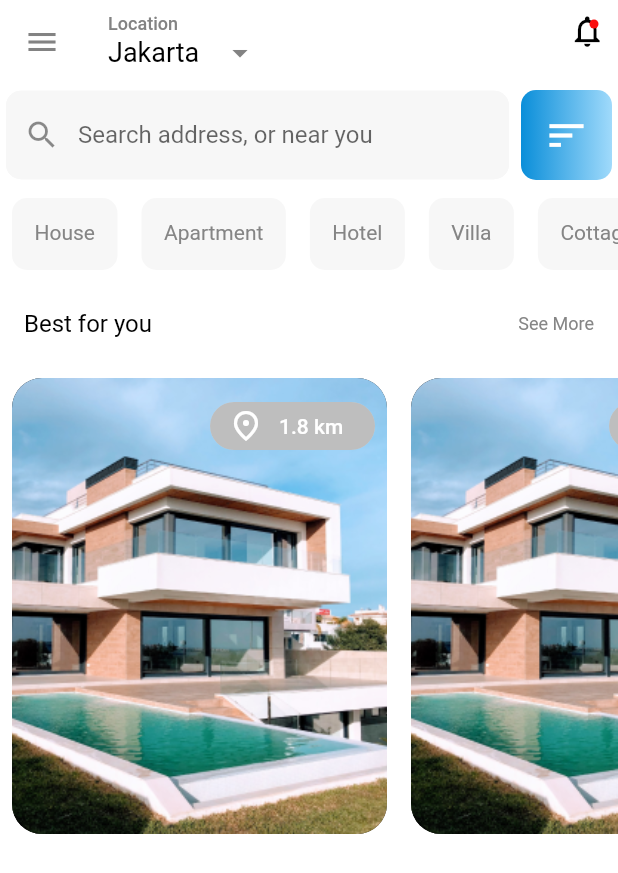
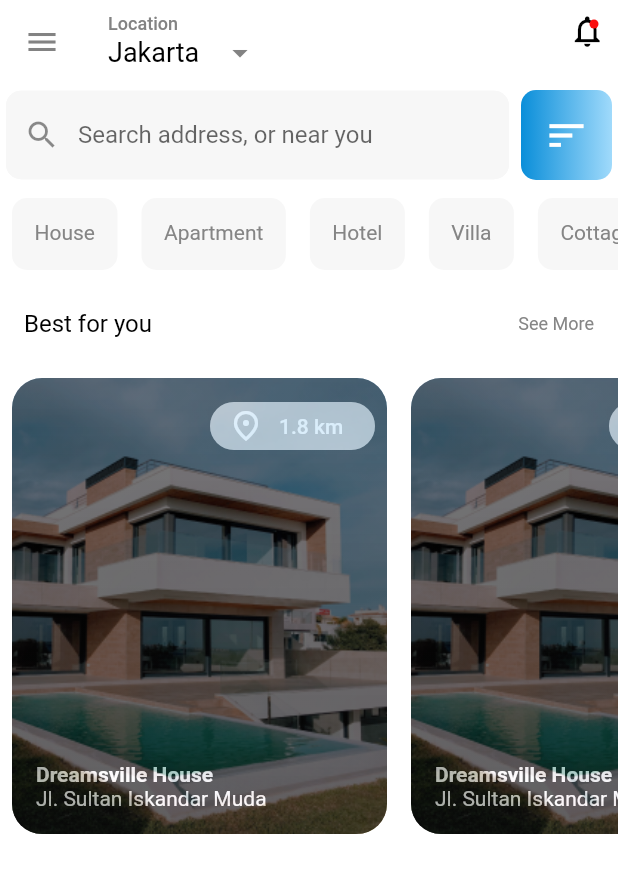
Before and after one commit to eslamelezaby98/rent_app, a Flutter app: the screen it shows after launch, on a phone screen of 412 x 824 dp. Shown: the top 873 px of the screen. Run offline on Flutter 3.47's test engine with Material 2 defaults, Android fonts, the phone set to English and light mode, and no system bars; Roboto replaces fonts that are missing (Raleway).

Commit message:
best for you

```diff
--- /dev/null
+++ b/lib/view/home/best_from_you_widget.dart
@@ -0,0 +1,127 @@
+import 'package:flutter/material.dart';
+import 'package:rent_app/config/app_theme/app_color.dart';
+
+class NearFromYouWidget extends StatelessWidget {
+  const NearFromYouWidget({super.key});
+
+  @override
+  Widget build(BuildContext context) {
+    return Column(
+      children: [
+        ListTile(
+          title: Text(
+            "Best for you",
+            style: TextStyle(
+              color: AppColor.black,
+              fontSize: 16,
+            ),
+          ),
+          trailing: Text(
+            "See More",
+            style: TextStyle(
+              color: AppColor.textColor,
+              fontSize: 12,
+            ),
+          ),
+        ),
+        SizedBox(
+          height: 320,
+          child: ListView.builder(
+            itemCount: 100,
+            scrollDirection: Axis.horizontal,
+            itemBuilder: (context, index) {
+              return Padding(
+                padding: const EdgeInsets.all(8.0),
+                child: Container(
+                  height: 320,
+                  width: 250,
+                  decoration: BoxDecoration(
+                    borderRadius: BorderRadius.circular(20),
+                    image: const DecorationImage(
+                      fit: BoxFit.cover,
+                      image: AssetImage(
+                        "assets/images/build.png",
+                      ),
+                    ),
+                  ),
+                  child: Opacity(
+                    opacity: 0.65,
+                    child: Container(
+                      decoration: BoxDecoration(
+                        borderRadius: BorderRadius.circular(20),
+                        gradient: LinearGradient(
+                          colors: [
+                            const Color(0xff000000).withOpacity(0.80),
+                            const Color(0xff0D0D0D),
+                          ],
+                          begin: Alignment.topCenter,
+                          end: Alignment.bottomCenter,
+                        ),
+                      ),
+                      child: Padding(
+                        padding: const EdgeInsets.all(8.0),
+                        child: Column(
+                          crossAxisAlignment: CrossAxisAlignment.end,
+                          mainAxisAlignment: MainAxisAlignment.spaceBetween,
+                          children: [
+                            SizedBox(
+                              width: 110,
+                              child: Chip(
+                                backgroundColor:
+                                    const Color(0xff000000).withOpacity(0.24),
+                                label: Row(
+                                  children: [
+                                    Icon(
+                                      Icons.place_outlined,
+                                      color: AppColor.white,
+                                    ),
+                                    const SizedBox(width: 10),
+                                    Text(
+                                      "1.8 km",
+                                      style: TextStyle(
+                                        color: AppColor.white,
+                                      ),
+                                    ),
+                                  ],
+                                ),
+                              ),
+                            ),
+                            Padding(
+                              padding: const EdgeInsets.all(8.0),
+                              child: Align(
+                                alignment: Alignment.topLeft,
+                                child: Column(
+                                  crossAxisAlignment: CrossAxisAlignment.start,
+                                  mainAxisAlignment: MainAxisAlignment.start,
+                                  children: [
+                                    Text(
+                                      "Dreamsville House",
+                                      style: TextStyle(
+                                        fontWeight: FontWeight.bold,
+                                        color: AppColor.white,
+                                      ),
+                                    ),
+                                    Text(
+                                      "Jl. Sultan Iskandar Muda",
+                                      style: TextStyle(
+                                        color: AppColor.white,
+                                      ),
+                                    ),
+                                  ],
+                                ),
+                              ),
+                            ),
+                          ],
+                        ),
+                      ),
+                    ),
+                  ),
+                ),
+              );
+            },
+          ),
+        )
+      ],
+    );
+  }
+}
--- a/lib/view/home/home_screen.dart
+++ b/lib/view/home/home_screen.dart
@@ -2,7 +2,7 @@ import 'package:flutter/material.dart';
 import 'package:rent_app/config/app_theme/app_color.dart';
 import 'package:rent_app/view/home/app_bar_widget.dart';
 import 'package:rent_app/view/home/building_typies_widget.dart';
-import 'package:rent_app/view/home/near_from_you_widget.dart';
+import 'package:rent_app/view/home/best_from_you_widget.dart';
 import 'package:rent_app/view/home/search_widget.dart';
 
 class HomeScreen extends StatelessWidget {
--- a/lib/view/home/near_from_you_widget.dart
+++ /dev/null
@@ -1,94 +0,0 @@
-import 'package:flutter/material.dart';
-import 'package:rent_app/config/app_theme/app_color.dart';
-
-class NearFromYouWidget extends StatelessWidget {
-  const NearFromYouWidget({super.key});
-
-  @override
-  Widget build(BuildContext context) {
-    return Column(
-      children: [
-        ListTile(
-          title: Text(
-            "Best for you",
-            style: TextStyle(
-              color: AppColor.black,
-              fontSize: 16,
-            ),
-          ),
-          trailing: Text(
-            "See More",
-            style: TextStyle(
-              color: AppColor.textColor,
-              fontSize: 12,
-            ),
-          ),
-        ),
-        SizedBox(
-          height: 320,
-          child: ListView.builder(
-            itemCount: 100,
-            scrollDirection: Axis.horizontal,
-            itemBuilder: (context, index) {
-              return Padding(
-                padding: const EdgeInsets.all(8.0),
-                child: Container(
-                  height: 320,
-                  width: 250,
-                  decoration: BoxDecoration(
-                    borderRadius: BorderRadius.circular(20),
-                    image: const DecorationImage(
-                      fit: BoxFit.cover,
-                      image: AssetImage(
-                        "assets/images/build.png",
-                      ),
-                    ),
-                    gradient: LinearGradient(
-                      colors: [
-                        const Color(0xff000000).withOpacity(0.80),
-                        const Color(0xff0D0D0D),
-                      ],
-                      begin: Alignment.bottomRight,
-                      end: Alignment.bottomLeft,
-                      tileMode: TileMode.mirror,
-                    ),
-                  ),
-                  child: Padding(
-                    padding: const EdgeInsets.all(8.0),
-                    child: Column(
-                      crossAxisAlignment: CrossAxisAlignment.end,
-                      children: [
-                        SizedBox(
-                          width: 110,
-                          child: Chip(
-                            backgroundColor:
-                                const Color(0xff000000).withOpacity(0.24),
-                            label: Row(
-                              children: [
-                                Icon(
-                                  Icons.place_outlined,
-                                  color: AppColor.white,
-                                ),
-                                const SizedBox(width: 10),
-                                Text(
-                                  "1.8 km",
-                                  style: TextStyle(
-                                    color: AppColor.white,
-                                  ),
-                                ),
-                              ],
-                            ),
-                          ),
-                        ),
-                      ],
-                    ),
-                  ),
-                ),
-              );
-            },
-          ),
-        )
-      ],
-    );
-  }
-}
```
